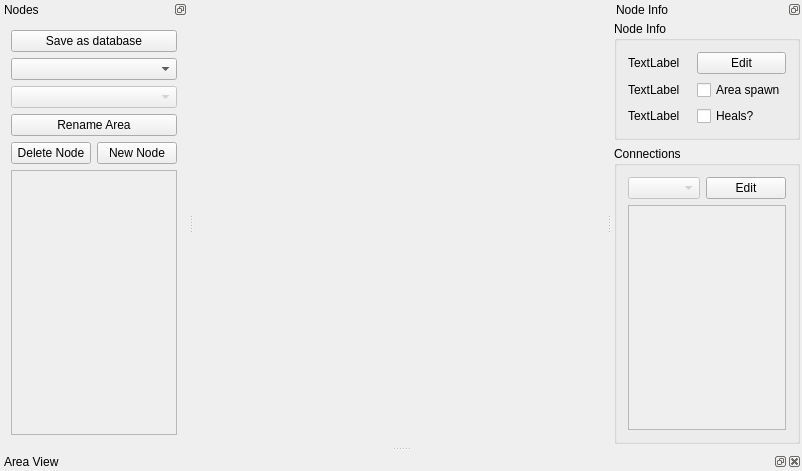
randovania/randovania, file randovania/gui/ui_files/data_editor.ui: the form before one commit.
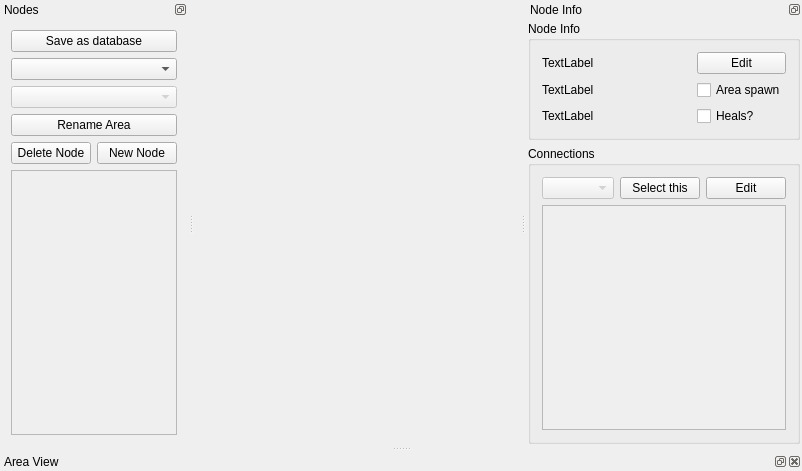
The form after the commit. Custom widgets are drawn as their Qt base class.

Commit message: Data Editor: button to invert the direction of the viewed connection

The edit to the form file:
```diff
--- a/randovania/gui/ui_files/data_editor.ui
+++ b/randovania/gui/ui_files/data_editor.ui
@@ -222,14 +222,14 @@
           </property>
          </widget>
         </item>
-        <item row="0" column="1">
+        <item row="0" column="2">
          <widget class="QPushButton" name="other_node_connection_edit_button">
           <property name="text">
            <string>Edit</string>
           </property>
          </widget>
         </item>
-        <item row="1" column="0" colspan="2">
+        <item row="1" column="0" colspan="3">
          <widget class="QScrollArea" name="other_node_alternatives_scroll_area">
           <property name="lineWidth">
            <number>4</number>
@@ -242,13 +242,20 @@
             <rect>
              <x>0</x>
              <y>0</y>
-             <width>149</width>
+             <width>235</width>
              <height>204</height>
             </rect>
            </property>
           </widget>
          </widget>
         </item>
+        <item row="0" column="1">
+         <widget class="QPushButton" name="other_node_connection_swap_button">
+          <property name="text">
+           <string>Select this</string>
+          </property>
+         </widget>
+        </item>
        </layout>
       </widget>
      </item>
```
The commit also changes 1 other file.
